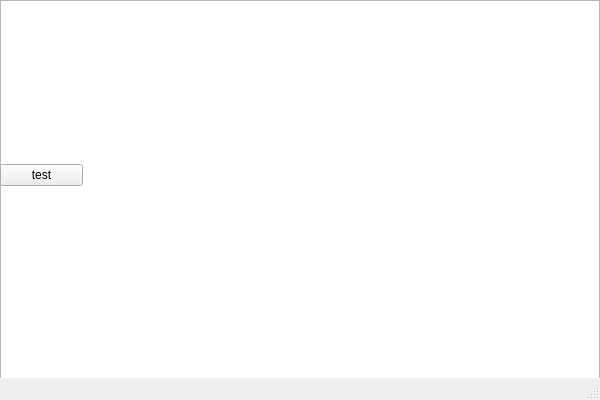
Old version of the form game-planner-core/mainwindow.ui in the repository UranG9630/game-planner.
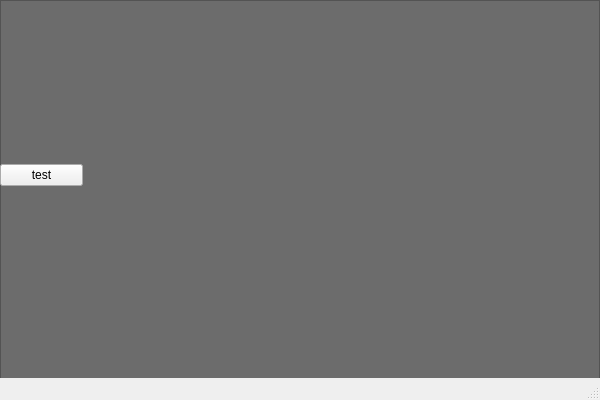
New version of the form.

The edit to the form file:
```diff
--- a/game-planner-core/mainwindow.ui
+++ b/game-planner-core/mainwindow.ui
@@ -38,6 +38,12 @@
       <verstretch>0</verstretch>
      </sizepolicy>
     </property>
+    <property name="mouseTracking">
+     <bool>true</bool>
+    </property>
+    <property name="styleSheet">
+     <string notr="true">background-color: rgb(108, 108, 108);</string>
+    </property>
     <property name="verticalScrollBarPolicy">
      <enum>Qt::ScrollBarAlwaysOff</enum>
     </property>
```
Left out of the diff: 6 changed lines with no effect on the pictures.
